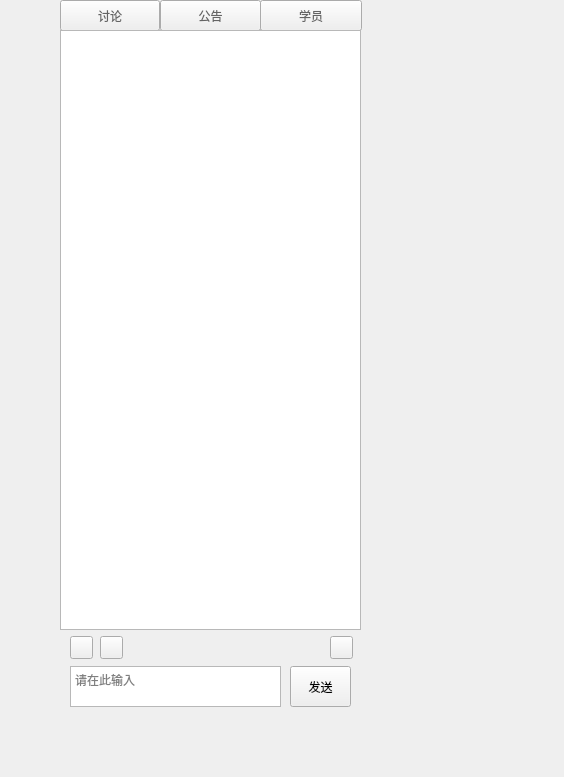
Qt form qatime-studio/UIChatRoom.ui (chuanjiabao1981/qatime-win) before a commit.
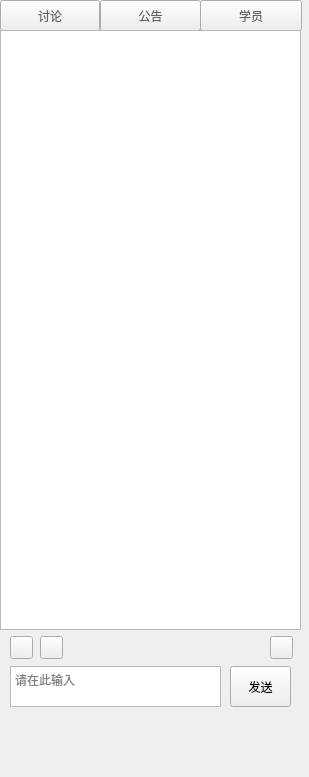
The same form after that commit. Icons and pictures are not drawn. Custom widgets are drawn as their Qt base class.

```diff
--- a/qatime-studio/UIChatRoom.ui
+++ b/qatime-studio/UIChatRoom.ui
@@ -6,7 +6,7 @@
    <rect>
     <x>0</x>
     <y>0</y>
-    <width>564</width>
+    <width>309</width>
     <height>777</height>
    </rect>
   </property>
@@ -16,7 +16,7 @@
   <widget class="QPushButton" name="button_sendMseeage">
    <property name="geometry">
     <rect>
-     <x>290</x>
+     <x>230</x>
      <y>666</y>
      <width>61</width>
      <height>41</height>
@@ -29,7 +29,7 @@
   <widget class="QPushButton" name="button_cleanText">
    <property name="geometry">
     <rect>
-     <x>100</x>
+     <x>40</x>
      <y>636</y>
      <width>23</width>
      <height>23</height>
@@ -51,7 +51,7 @@
   <widget class="QPushButton" name="button_talk">
    <property name="geometry">
     <rect>
-     <x>60</x>
+     <x>0</x>
      <y>0</y>
      <width>100</width>
      <height>31</height>
@@ -70,7 +70,7 @@
   <widget class="QPushButton" name="button_brow">
    <property name="geometry">
     <rect>
-     <x>70</x>
+     <x>10</x>
      <y>636</y>
      <width>23</width>
      <height>23</height>
@@ -92,7 +92,7 @@
   <widget class="QPushButton" name="button_studentList">
    <property name="geometry">
     <rect>
-     <x>260</x>
+     <x>200</x>
      <y>0</y>
      <width>102</width>
      <height>31</height>
@@ -111,7 +111,7 @@
   <widget class="QPushButton" name="button_notes">
    <property name="geometry">
     <rect>
-     <x>330</x>
+     <x>270</x>
      <y>636</y>
      <width>23</width>
      <height>23</height>
@@ -133,7 +133,7 @@
   <widget class="QPushButton" name="button_proclamation">
    <property name="geometry">
     <rect>
-     <x>160</x>
+     <x>100</x>
      <y>0</y>
      <width>101</width>
      <height>31</height>
@@ -152,7 +152,7 @@
   <widget class="QWidget" name="verticalLayoutWidget_2">
    <property name="geometry">
     <rect>
-     <x>60</x>
+     <x>0</x>
      <y>30</y>
      <width>301</width>
      <height>541</height>
@@ -370,7 +370,7 @@
   <widget class="AnimatedTextEdit" name="textEdit">
    <property name="geometry">
     <rect>
-     <x>70</x>
+     <x>10</x>
      <y>666</y>
      <width>211</width>
      <height>41</height>
@@ -390,7 +390,7 @@
   <widget class="AnimatedTextBrowser" name="text_talk">
    <property name="geometry">
     <rect>
-     <x>60</x>
+     <x>0</x>
      <y>30</y>
      <width>301</width>
      <height>600</height>
```
